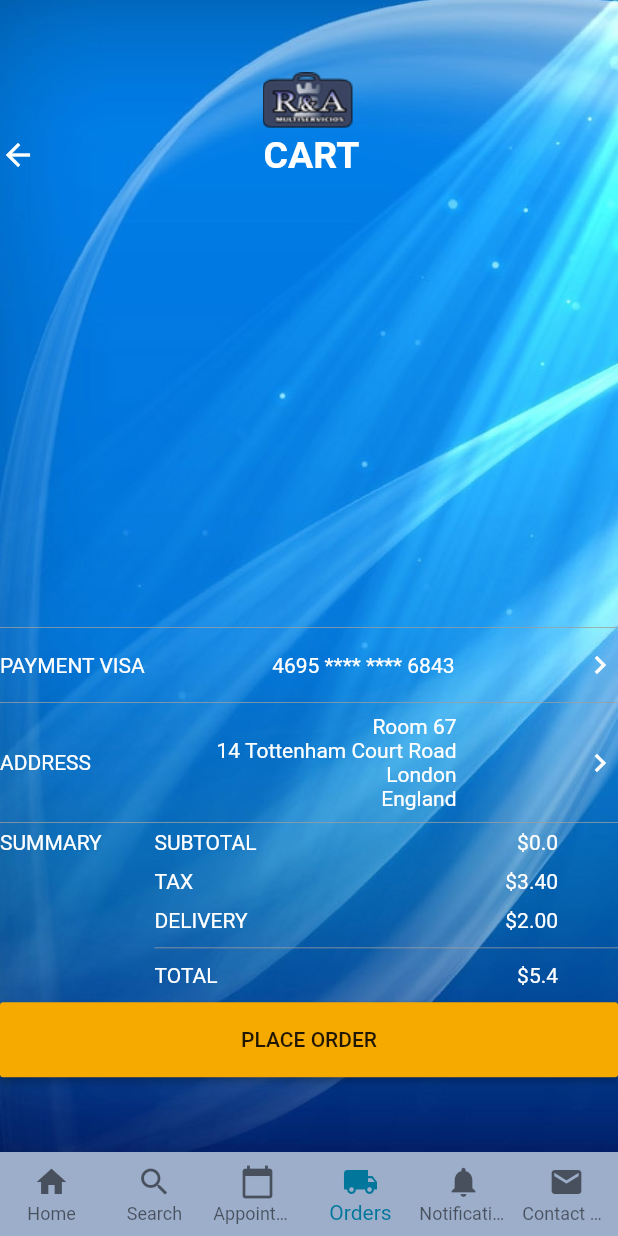
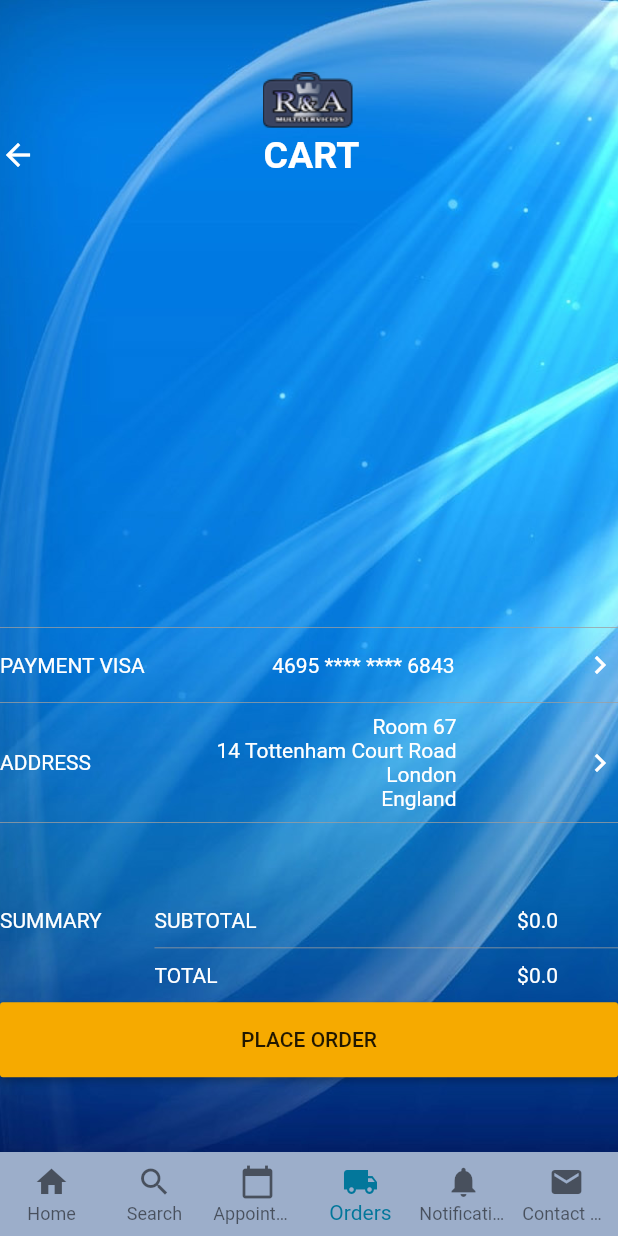
Before and after one commit to pavlo1988/DeliveryClientApp, a Flutter app: the AddCart screen opened directly, on a phone screen of 412 x 824 dp. Run offline on Flutter 3.47's test engine with Material 2 defaults, Android fonts, the phone set to English and light mode, and no system bars; our stand-ins replace badges, carousel_slider, cloud_firestore, firebase_auth, font_awesome_flutter, geolocator and 2 more; accounts and stored records are empty.

Commit message:
Fix cartView and add cart page

```diff
--- a/lib/screens/client/add_cart.dart
+++ b/lib/screens/client/add_cart.dart
@@ -40,7 +40,7 @@ class _AddCartState extends State<AddCart> {
         )
       );
     });
-
+    updateCartProductCount(cartProductList);
   }
 
   deleteCartProduct(int index) async {
@@ -67,7 +67,11 @@ class _AddCartState extends State<AddCart> {
   }
 
   placeOrder() async {
-    await OrderController.placeOrder(getSubTotal()+5.40, cartProductList);
+    await CartController.deleteAllCartProducts();
+    await OrderController.placeOrder(getSubTotal(), cartProductList);
+    setState(() {
+      cartProductList = [];
+    });
   }
 
   void _onItemTapped(int index) {
@@ -168,7 +172,7 @@ class _AddCartState extends State<AddCart> {
                       children: <Widget>[
                         GestureDetector(
                           onTap: (){
-                            Navigator.pop(context);
+                            Navigator.pop(context, cartProductList.length);
                           },
                           child: Icon(Icons.arrow_back, color: Colors.white,),
                         ),
@@ -264,52 +268,52 @@ class _AddCartState extends State<AddCart> {
                             ),
                           ),
 
-                          Container(
-                            margin: EdgeInsets.only(bottom: 10),
-                            child: Row(
-                              crossAxisAlignment: CrossAxisAlignment.end,
-                              children: <Widget>[
-                                Expanded(
-                                  flex: 1,
-                                  child: Container()
-                                ),
-                                Expanded(
-                                  flex: 1,
-                                  child: Text("TAX", style: TextStyle(color: Colors.white),),
-                                ),
-                                Expanded(
-                                  flex: 2,
-                                  child: Container(
-                                    margin: EdgeInsets.only(right: 40,),
-                                    child: Text("\$3.40", style: TextStyle(color: Colors.white), textAlign: TextAlign.end,),
-                                  ),
-                                ),
-                              ],
-                            ),
-                          ),
+                          // Container(
+                          //   margin: EdgeInsets.only(bottom: 10),
+                          //   child: Row(
+                          //     crossAxisAlignment: CrossAxisAlignment.end,
+                          //     children: <Widget>[
+                          //       Expanded(
+                          //         flex: 1,
+                          //         child: Container()
+                          //       ),
+                          //       Expanded(
+                          //         flex: 1,
+                          //         child: Text("TAX", style: TextStyle(color: Colors.white),),
+                          //       ),
+                          //       Expanded(
+                          //         flex: 2,
+                          //         child: Container(
+                          //           margin: EdgeInsets.only(right: 40,),
+                          //           child: Text("\$3.40", style: TextStyle(color: Colors.white), textAlign: TextAlign.end,),
+                          //         ),
+                          //       ),
+                          //     ],
+                          //   ),
+                          // ),
 
-                          Container(
-                            margin: EdgeInsets.only(bottom:10),
-                            child: Row(
-                              children: <Widget>[
-                                Expanded(
-                                  flex: 1,
-                                  child: Container()
-                                ),
-                                Expanded(
-                                  flex: 1,
-                                  child: Text("DELIVERY", style: TextStyle(color: Colors.white),),
-                                ),
-                                Expanded(
-                                  flex: 2,
-                                  child: Container(
-                                    margin: EdgeInsets.only(right: 40,),
-                                    child: Text("\$2.00", style: TextStyle(color: Colors.white), textAlign: TextAlign.end,),
-                                  ),
-                                ),
-                              ],
-                            ),
-                          ),
+                          // Container(
+                          //   margin: EdgeInsets.only(bottom:10),
+                          //   child: Row(
+                          //     children: <Widget>[
+                          //       Expanded(
+                          //         flex: 1,
+                          //         child: Container()
+                          //       ),
+                          //       Expanded(
+                          //         flex: 1,
+                          //         child: Text("DELIVERY", style: TextStyle(color: Colors.white),),
+                          //       ),
+                          //       Expanded(
+                          //         flex: 2,
+                          //         child: Container(
+                          //           margin: EdgeInsets.only(right: 40,),
+                          //           child: Text("\$2.00", style: TextStyle(color: Colors.white), textAlign: TextAlign.end,),
+                          //         ),
+                          //       ),
+                          //     ],
+                          //   ),
+                          // ),
                           Container(
                             child: Row(
                               children: <Widget>[
@@ -332,7 +336,7 @@ class _AddCartState extends State<AddCart> {
                                           flex: 2,
                                           child: Container(
                                             margin: EdgeInsets.only(right: 40,),
-                                            child: Text("\$" + (getSubTotal()+5.40).toString(), style: TextStyle(color: Colors.white), textAlign: TextAlign.end,),
+                                            child: Text("\$" + (getSubTotal()).toString(), style: TextStyle(color: Colors.white), textAlign: TextAlign.end,),
                                           ),
                                         ),
                                       ],
```
Also changed, not shown: lib/firebase_services/cart_controller.dart (+26 -4 lines), lib/models/cart.dart (+6 -2 lines), lib/screens/client/cart_view.dart (+52 -48 lines), lib/screens/client/home.dart (+10 -2 lines).
